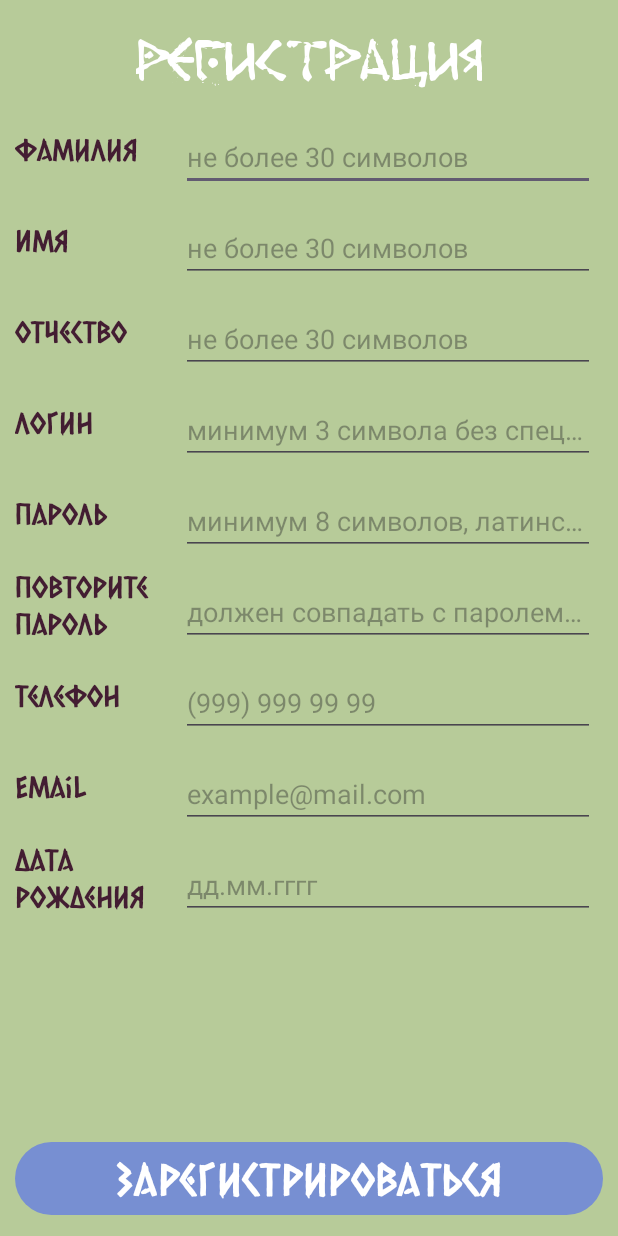
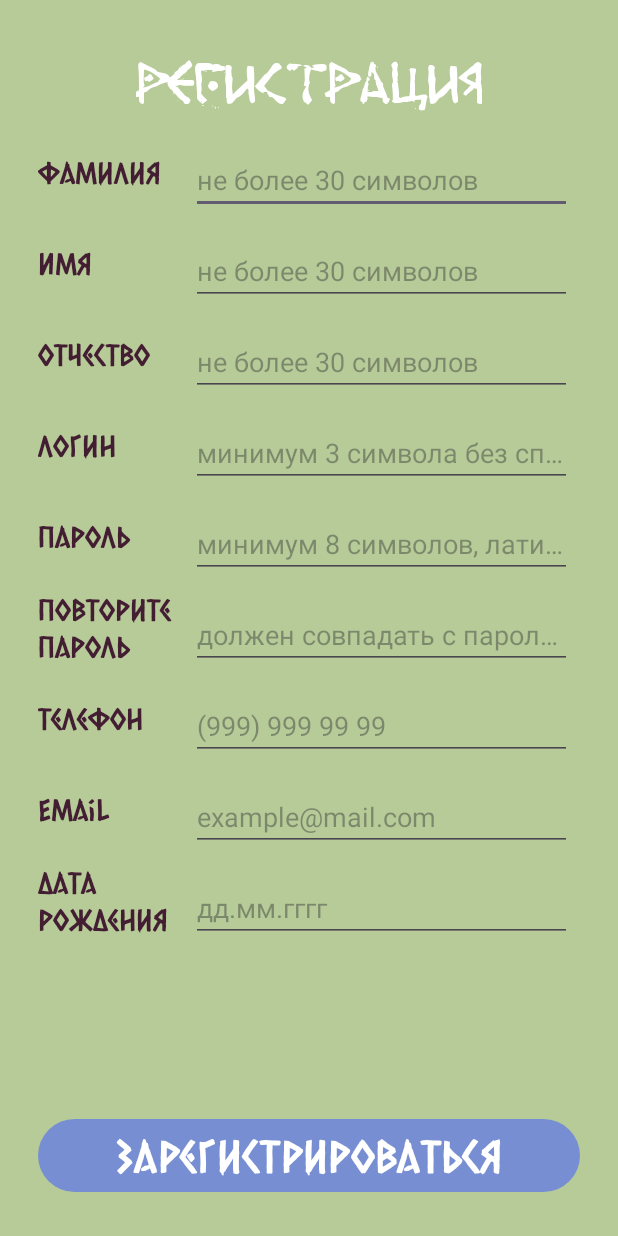
Before and after one commit to eseniav/androidCrossStitchCounter, an Android app: the layout reg_activity.xml on its own in the app's theme, with its tools: preview values and no code run, on a phone screen of 412 x 824 dp. Run offline under Robolectric (Android 15) with nearby library versions, the phone set to English and light mode, and no system bars.

Commit message:
add reg activity

```diff
--- a/app/src/main/AndroidManifest.xml
+++ b/app/src/main/AndroidManifest.xml
@@ -12,6 +12,9 @@
         android:supportsRtl="true"
         android:theme="@style/Theme.AndroidCrossStitchCounter">
         <activity
+            android:name=".RegActivity"
+            android:exported="false" />
+        <activity
             android:name=".MainActivity"
             android:exported="true">
             <intent-filter>
--- a/app/src/main/res/layout/reg_activity.xml
+++ b/app/src/main/res/layout/reg_activity.xml
@@ -2,7 +2,6 @@
 <androidx.constraintlayout.widget.ConstraintLayout xmlns:android="http://schemas.android.com/apk/res/android"
     android:layout_width="match_parent"
     android:layout_height="match_parent"
-    android:padding="10dp"
     xmlns:app="http://schemas.android.com/apk/res-auto"
     style="@style/layout"
     >
```
Also changed, not shown: app/src/main/java/com/example/androidcrossstitchcounter/RegActivity.kt (added, +14 -0 lines).
